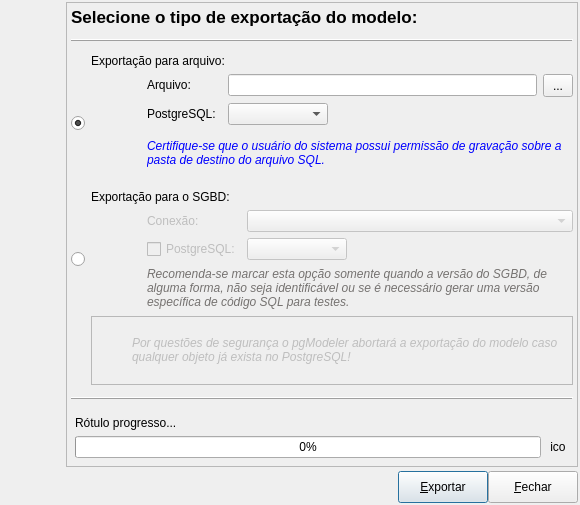
The window that pgmodeler_ui/ui/formexportacao.ui (erdincay/pgmodeler-old) describes before a commit, drawn with Qt 5.
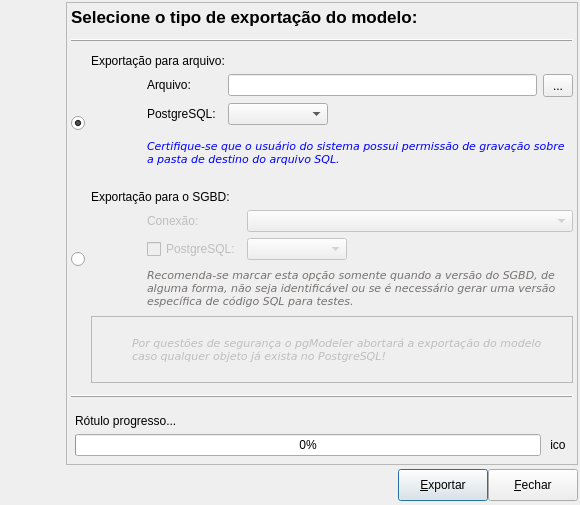
The same window after the commit. Icons and pictures are not drawn.

Diff of the .ui file:
```diff
--- a/pgmodeler_ui/ui/formexportacao.ui
+++ b/pgmodeler_ui/ui/formexportacao.ui
@@ -157,6 +157,9 @@
       <property name="margin">
        <number>4</number>
       </property>
+      <property name="spacing">
+       <number>6</number>
+      </property>
       <item row="0" column="0">
        <widget class="QLabel" name="titulo_lbl">
         <property name="sizePolicy">
@@ -390,7 +393,8 @@
           </property>
           <property name="font">
            <font>
-            <pointsize>9</pointsize>
+            <family>DejaVu Sans</family>
+            <pointsize>8</pointsize>
             <italic>true</italic>
            </font>
           </property>
@@ -615,7 +619,8 @@
           </property>
           <property name="font">
            <font>
-            <pointsize>9</pointsize>
+            <family>DejaVu Sans</family>
+            <pointsize>8</pointsize>
             <italic>true</italic>
            </font>
           </property>
@@ -686,7 +691,8 @@
             <widget class="QLabel" name="alerta_lbl">
              <property name="font">
               <font>
-               <pointsize>9</pointsize>
+               <family>DejaVu Sans</family>
+               <pointsize>8</pointsize>
                <weight>50</weight>
                <italic>true</italic>
                <bold>false</bold>
@@ -800,6 +806,9 @@
      <property name="leftMargin">
       <number>4</number>
      </property>
+     <property name="bottomMargin">
+      <number>2</number>
+     </property>
      <property name="spacing">
       <number>0</number>
      </property>
```
